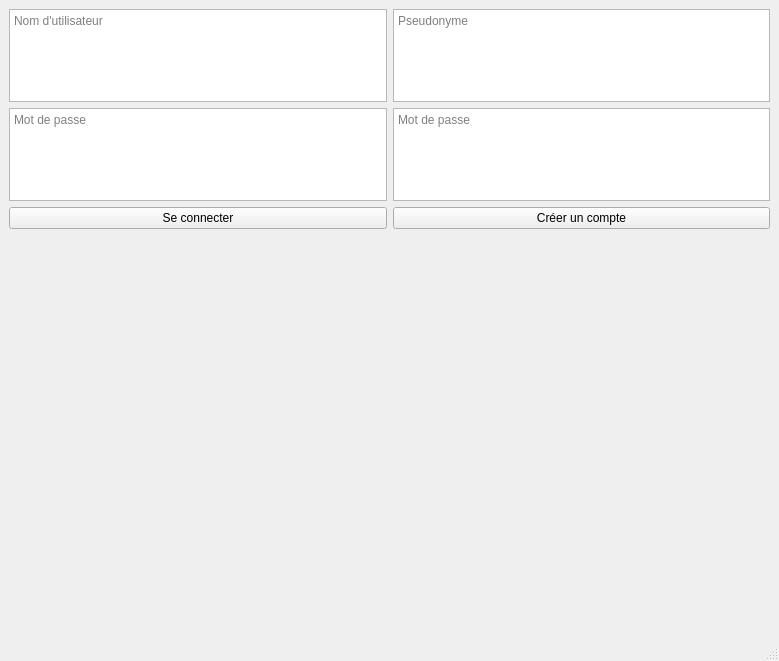
The window that untitled.ui (hug0be/pyhon_app) describes before a commit, drawn with Qt 5.
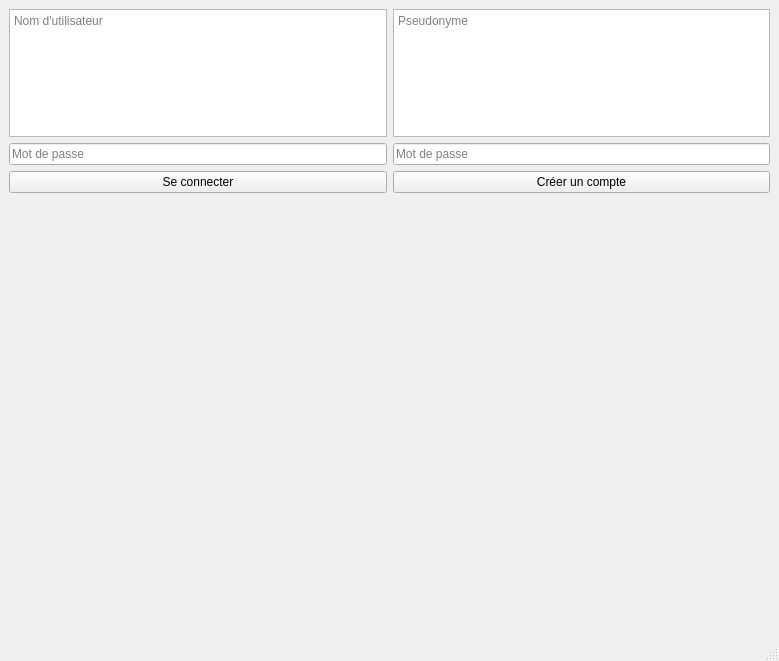
The same window after the commit.

Commit message: Mot de passe cachés

```diff
--- a/untitled.ui
+++ b/untitled.ui
@@ -25,7 +25,10 @@
        </widget>
       </item>
       <item>
-       <widget class="QTextEdit" name="connectPassword">
+       <widget class="QLineEdit" name="connectPassword">
+        <property name="echoMode">
+         <enum>QLineEdit::Password</enum>
+        </property>
         <property name="placeholderText">
          <string>Mot de passe</string>
         </property>
@@ -63,7 +66,10 @@
        </widget>
       </item>
       <item>
-       <widget class="QTextEdit" name="accountPassword">
+       <widget class="QLineEdit" name="accountPassword">
+        <property name="echoMode">
+         <enum>QLineEdit::Password</enum>
+        </property>
         <property name="placeholderText">
          <string>Mot de passe</string>
         </property>
```
The commit also changes 1 other file.
